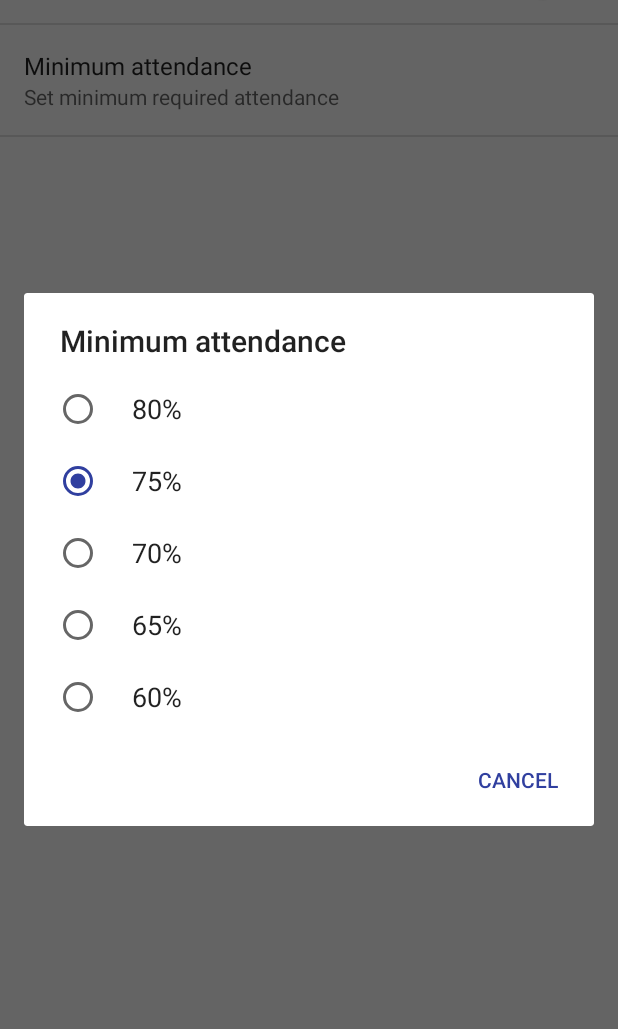
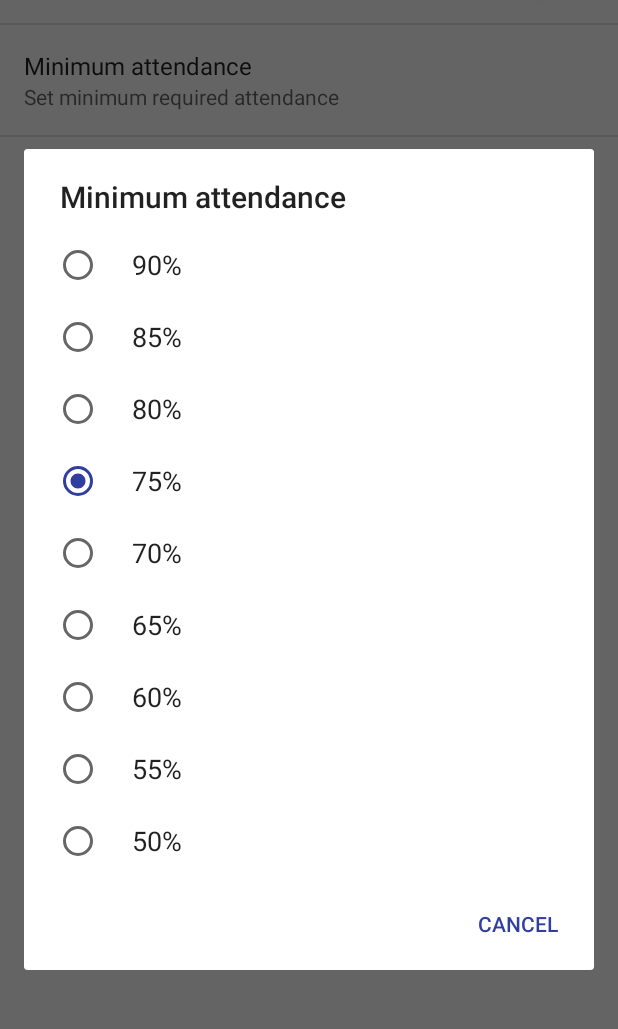
Before and after one commit to abhijitparida/bunk, an Android app: the fragment SettingsFragment shown on its own in the app's theme, after a tap on "Minimum attendance", on a phone screen of 412 x 824 dp, the part 58-1087 px from its top. Run offline under Robolectric (Android 15) with nearby library versions, the phone set to English and light mode, and no system bars; 1 statement that could not run was skipped; 1 other tap on this screen came first.

Commit message:
Set minimum attendance range to 50%-90%

```diff
--- a/app/src/main/res/values/array.xml
+++ b/app/src/main/res/values/array.xml
@@ -2,19 +2,27 @@
 <resources>
 
     <string-array name="minimumAttendanceArray">
+        <item>90%</item>
+        <item>85%</item>
         <item>80%</item>
         <item>75%</item>
         <item>70%</item>
         <item>65%</item>
         <item>60%</item>
+        <item>55%</item>
+        <item>50%</item>
     </string-array>
 
     <string-array name="minimumAttendanceValues">
+        <item>90</item>
+        <item>85</item>
         <item>80</item>
         <item>75</item>
         <item>70</item>
         <item>65</item>
         <item>60</item>
+        <item>55</item>
+        <item>50</item>
     </string-array>
 
 </resources>
```
